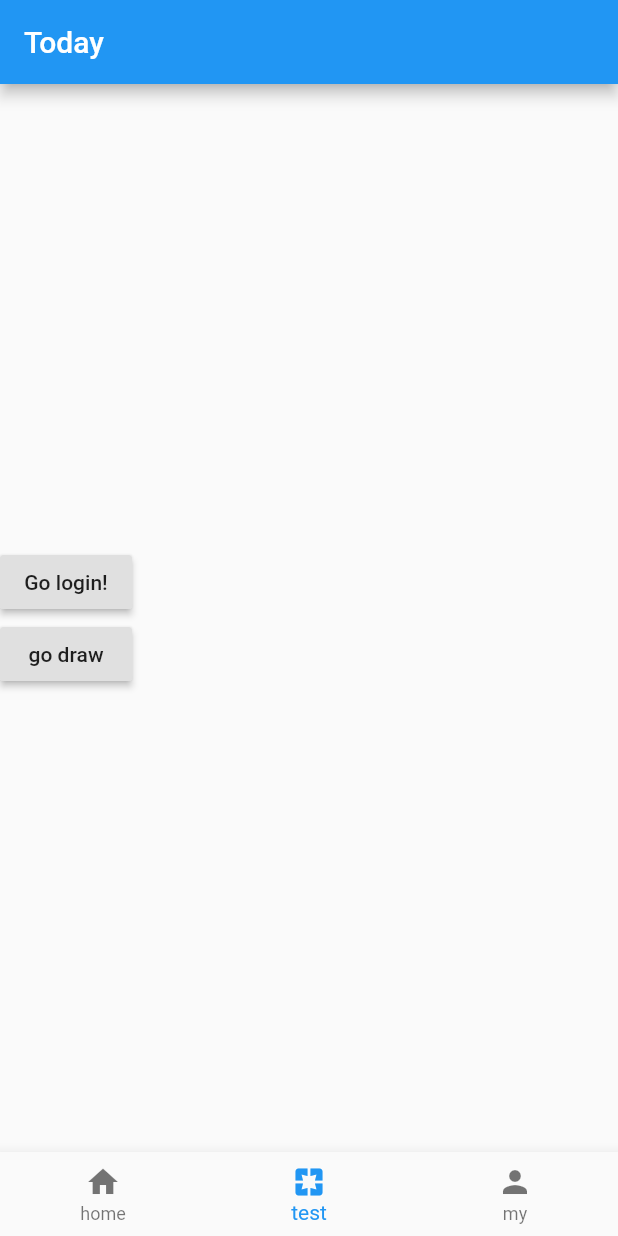
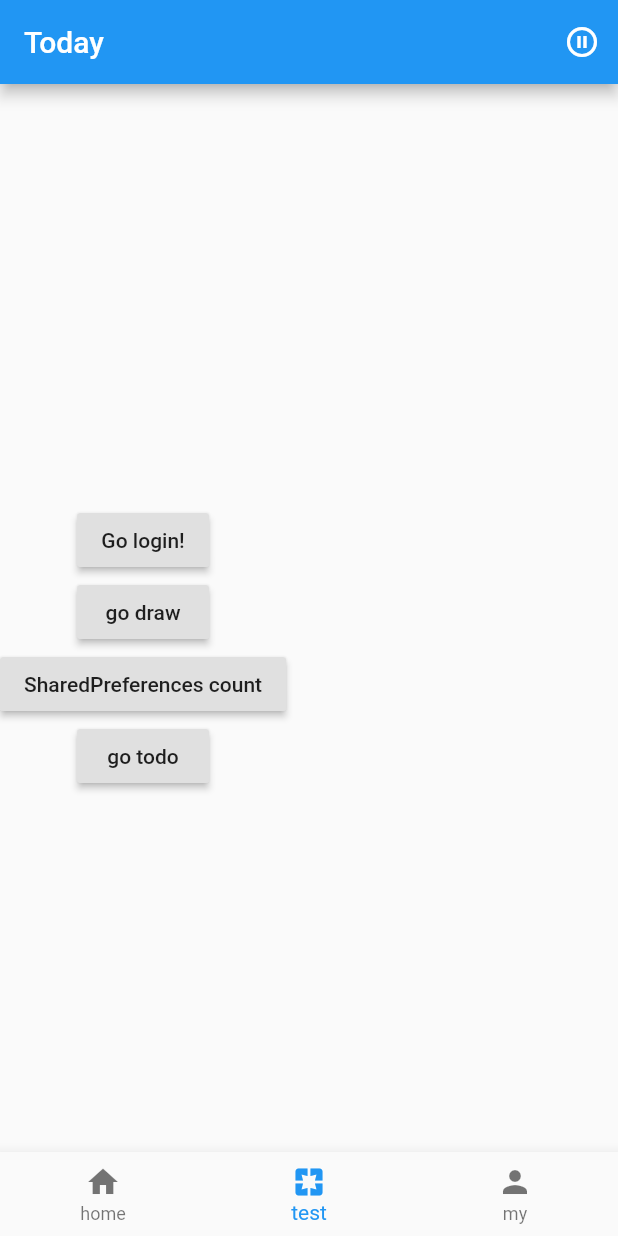
Before and after one commit to wflixu/today-mobile, a Flutter app: the screen it shows after launch, on a phone screen of 412 x 824 dp. Run offline on Flutter 3.47's test engine with Material 2 defaults, Android fonts, the phone set to English and light mode, and no system bars; our stand-ins replace shared_preferences; missing offline and left inert: leancloud_storage.

Commit message:
登录页面

```diff
--- a/lib/demos/draw_page.dart
+++ b/lib/demos/draw_page.dart
@@ -15,7 +15,7 @@ class _DrawPageState extends State<DrawPage> {
       key: _globalKey,
       appBar: AppBar(
         title: Text('draw bar'),
-        leading: IconButton(icon: Icon(Icons.apps) , onPressed: (){
+        leading: IconButton(icon: Icon(Icons.menu) , onPressed: (){
            _globalKey.currentState.openDrawer();
         }),
       ),
--- a/lib/main.dart
+++ b/lib/main.dart
@@ -1,5 +1,6 @@
 import 'package:flutter/material.dart';
 import 'package:leancloud_storage/leancloud.dart';
+import 'package:today_mobile/pages/todo.dart';
 
 
 import './pages/test_page.dart';
@@ -7,14 +8,23 @@ import './pages/home.dart';
 import './pages/my.dart';
 
 import 'config/app_config.dart';
+import 'pages/login.dart';
 
 void main() async {
     LeanCloud.initialize(AppConfig.appId, AppConfig.appKey, server: AppConfig.server,queryCache: LCQueryCache());
-    print(new LCUser().username);
-    runApp(MyApp());
+    runApp(App());
 }
 
-class MyApp extends StatelessWidget {
+class App extends StatefulWidget {
+  @override
+  _AppState createState() => _AppState();
+}
+
+class _AppState extends State<App> {
+  @override
+  void initState() {
+    super.initState();
+  }
   @override
   Widget build(BuildContext context) {
     return MaterialApp(
@@ -22,22 +32,57 @@ class MyApp extends StatelessWidget {
       theme: ThemeData(
         primarySwatch: Colors.blue,
       ),
-      home: MyHomePage(title: 'Today'),
+      onGenerateRoute:(RouteSettings settings){
+        print('routing');
+
+        return MaterialPageRoute(builder: (context){
+            String routeName = settings.name;
+              print(routeName);
+            }
+        );
+      },
+      initialRoute:'/',
+      //注册路由表
+      routes:{
+        "/":(context) => MainPage(title: 'Today'),
+        "login":(context) =>  LoginPage(title: 'Login'),
+        "todo":(context) =>  TodoPage(),
+      } ,
     );
   }
 }
 
-class MyHomePage extends StatefulWidget {
-  MyHomePage({Key key, this.title}) : super(key: key);
+
+
+class MainPage extends StatefulWidget {
+  MainPage({Key key, this.title}) : super(key: key);
 
   final String title;
 
+
   @override
-  _MyHomePageState createState() => _MyHomePageState();
+  _MainPageState createState() => _MainPageState();
 }
 
-class _MyHomePageState extends State<MyHomePage> {
+class _MainPageState extends State<MainPage> {
   int currentIndex = 1;
+
+  void _checkLogin() async {
+     LCUser user = await LCUser.getCurrent();
+     if(user==null){
+        print('not login');
+        Navigator.pushReplacementNamed(context,'login');
+     }else{
+       print('login_user:'+user.username);
+     }
+  }
+
+  _loginout () async {
+     await LCUser.logout();
+     print('login out !');
+     LCUser user = await LCUser.getCurrent();
+     print(user.username);
+  }
 
   List<StatefulWidget> pageList = [
     HomePage(),
@@ -45,12 +90,25 @@ class _MyHomePageState extends State<MyHomePage> {
     MyPage(),
   ];
 
+
+  @override
+  void initState() {
+    // TODO: implement initState
+    super.initState();
+    _checkLogin();
+  }
   @override
   Widget build(BuildContext context) {
 
     return Scaffold(
       appBar: AppBar(
         title: Text(widget.title),
+        actions: <Widget>[
+           IconButton(
+             icon: Icon(Icons.pause_circle_outline),
+              onPressed: _loginout
+            )
+        ],
       ),
       body: pageList[currentIndex],
 
--- a/lib/pages/test_page.dart
+++ b/lib/pages/test_page.dart
@@ -1,5 +1,6 @@
 
 import 'package:flutter/material.dart';
+import 'package:shared_preferences/shared_preferences.dart';
 import 'package:today_mobile/demos/draw_page.dart';
 
 import 'login.dart';
@@ -10,12 +11,23 @@ class TestPage extends StatefulWidget {
 }
 
 class _TestPageState extends State<TestPage> {
+
+  _setvalue () async {
+      SharedPreferences prefs = await SharedPreferences.getInstance();
+      int counter = (prefs.getInt('counter') ?? 0) + 1;
+       print('Pressed $counter times.');
+       await prefs.setInt('counter', counter);
+  }
   @override
   Widget build(BuildContext context) {
     return Container(
        child: Column(
           mainAxisAlignment: MainAxisAlignment.center,
           children: <Widget>[
+            Container(
+              height:40.0,
+              child: Text('')
+            ),
             RaisedButton(
                onPressed: () {
                   Navigator.push(
@@ -34,6 +46,16 @@ class _TestPageState extends State<TestPage> {
                },
                 child: Text('go draw'),
             ),
+            RaisedButton(
+               onPressed: _setvalue,
+                child: Text('SharedPreferences count'),
+            ),
+            RaisedButton(
+               onPressed: () {
+                  Navigator.pushNamed(context, 'todo');
+               },
+                child: Text('go todo'),
+            ),
           ],
         ),
     );
--- a/pubspec.yaml
+++ b/pubspec.yaml
@@ -24,6 +24,7 @@ dependencies:
   # Use with the CupertinoIcons class for iOS style icons.
   cupertino_icons: ^0.1.2
   leancloud_storage: 0.1.3
+  shared_preferences: 0.5.6+2
 
 dev_dependencies:
   flutter_test:
```
Also changed, not shown: lib/pages/login.dart (+2 -10 lines), pubspec.lock.
